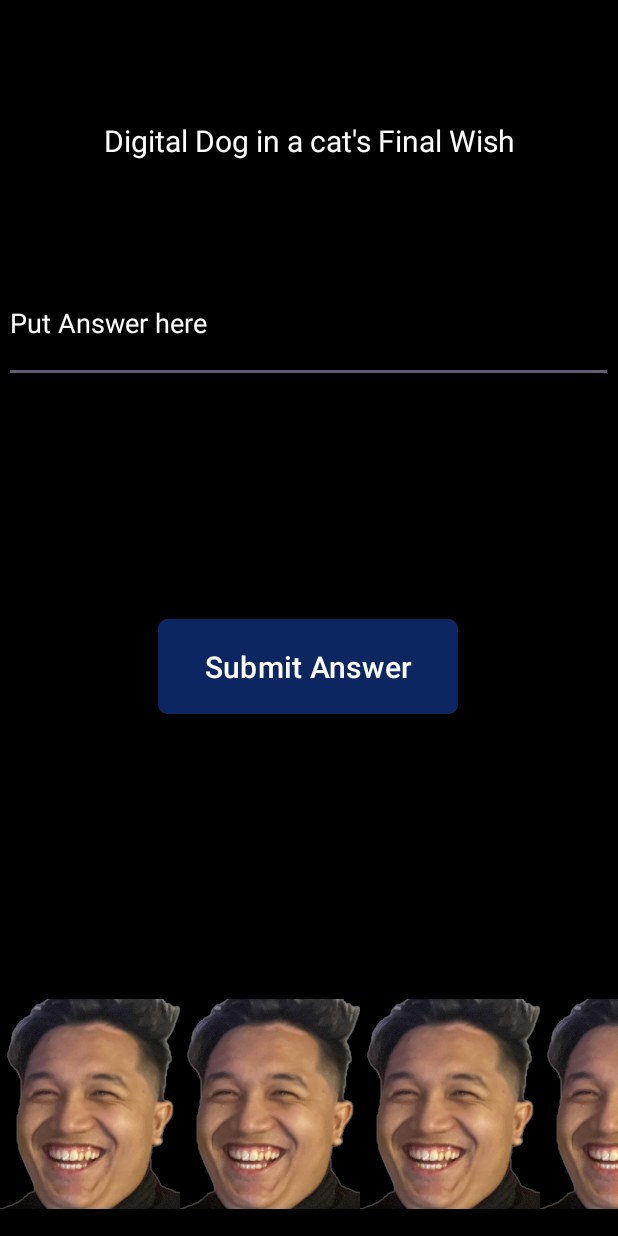
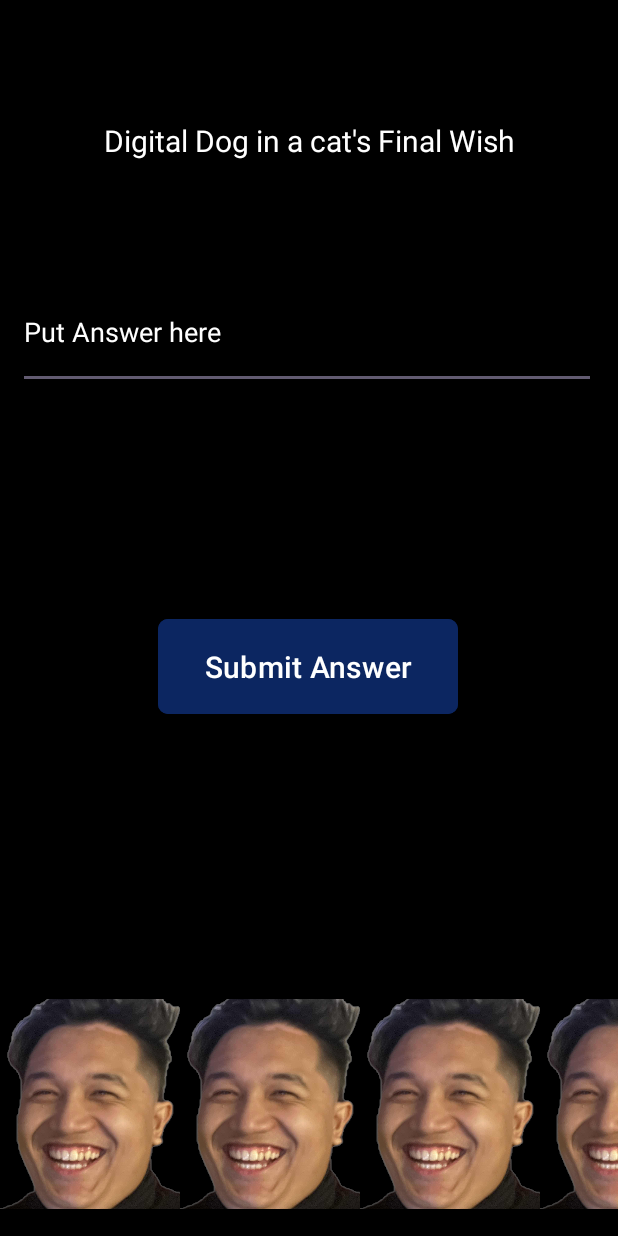
Before and after one commit to Decker231/questionaireapp-basic-no-design-, an Android app: the Q2 screen opened directly, with no data from a screen before it, on a phone screen of 412 x 824 dp. Run offline under Robolectric (Android 15) with nearby library versions, the phone set to English and light mode, and no system bars.

Commit message:
git commit -m "Final"

```diff
--- a/app/src/main/java/com/example/questionaireapp/Final_Page.java
+++ b/app/src/main/java/com/example/questionaireapp/Final_Page.java
@@ -58,7 +58,7 @@ public class Final_Page extends AppCompatActivity {
             mediaPlayer1.stop();
             finish();
 
-            startActivity(new Intent(Intent.ACTION_VIEW, Uri.parse("https://www.youtube.com/watch?v=a_wNFT4j6qI")));
+            startActivity(new Intent(Intent.ACTION_VIEW, Uri.parse("https://store.steampowered.com/app/2246340/Monster_Hunter_Wilds/")));
         });
 
     }
--- a/app/src/main/res/layout/activity_q2.xml
+++ b/app/src/main/res/layout/activity_q2.xml
@@ -26,8 +26,8 @@
 
     <EditText
         android:id="@+id/edTxAnswer3"
-        android:layout_width="406dp"
-        android:layout_height="80dp"
+        android:layout_width="385dp"
+        android:layout_height="76dp"
         android:autofillHints=""
         android:ems="10"
         android:hint="@string/answer"
@@ -36,10 +36,10 @@
         android:textColorHint="#FFFFFF"
         app:layout_constraintBottom_toBottomOf="parent"
         app:layout_constraintEnd_toEndOf="parent"
-        app:layout_constraintHorizontal_bias="0.4"
+        app:layout_constraintHorizontal_bias="0.457"
         app:layout_constraintStart_toStartOf="parent"
         app:layout_constraintTop_toTopOf="parent"
-        app:layout_constraintVertical_bias="0.236" />
+        app:layout_constraintVertical_bias="0.245" />
 
     <Button
         android:id="@+id/btnSub2"
@@ -48,6 +48,7 @@
         android:backgroundTint="#0C2661"
         android:onClick="q2Question"
         android:text="@string/btnSubmit"
+        android:textColor="#FFFFFF"
         android:textSize="20sp"
         app:cornerRadius="@dimen/ten"
         app:layout_constraintBottom_toBottomOf="parent"
@@ -55,15 +56,15 @@
         app:layout_constraintHorizontal_bias="0.497"
         app:layout_constraintStart_toStartOf="parent"
         app:layout_constraintTop_toTopOf="parent"
-        app:layout_constraintVertical_bias="0.543"
 
-        />
+        app:layout_constraintVertical_bias="0.543" />
 
     <TextView
         android:id="@+id/txWrong2"
-        android:layout_width="406dp"
+        android:layout_width="370dp"
         android:layout_height="80dp"
         android:textColor="#FFFFFF"
+        android:textSize="24sp"
         app:layout_constraintBottom_toBottomOf="parent"
         app:layout_constraintEnd_toEndOf="parent"
         app:layout_constraintHorizontal_bias="0.4"
```
Also changed, not shown: app/src/main/res/layout/activity_q1.xml (+8 -8 lines), app/src/main/res/layout/activity_q3.xml (+7 -6 lines), app/src/main/res/layout/activity_q4.xml (+5 -4 lines), app/src/main/res/layout/activity_q5.xml (+5 -4 lines).
